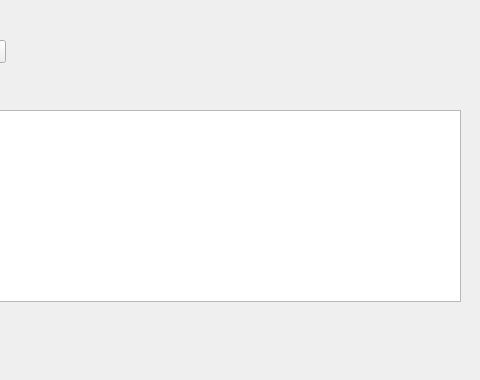
This is statistikwindow.ui in KaMusialik/csv_fuer_mein_Spiel as Qt 5 draws it before an edit; both pictures show x 275 to 755 and y 0 to 380 of the 906 by 380 pixel window. The edited form follows.
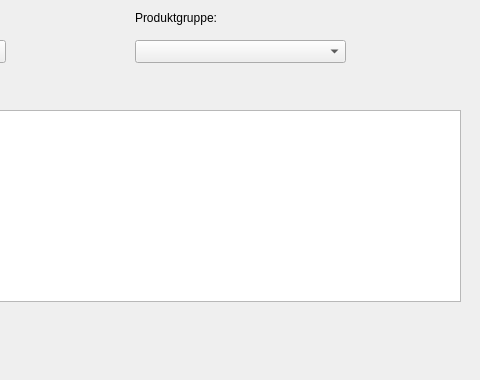
This is the edited form.

```diff
--- a/statistikwindow.ui
+++ b/statistikwindow.ui
@@ -59,6 +59,29 @@
     </rect>
    </property>
   </widget>
+  <widget class="QLabel" name="label_2">
+   <property name="geometry">
+    <rect>
+     <x>410</x>
+     <y>10</y>
+     <width>111</width>
+     <height>16</height>
+    </rect>
+   </property>
+   <property name="text">
+    <string>Produktgruppe:</string>
+   </property>
+  </widget>
+  <widget class="QComboBox" name="comboBox_Produktgruppe">
+   <property name="geometry">
+    <rect>
+     <x>410</x>
+     <y>40</y>
+     <width>211</width>
+     <height>23</height>
+    </rect>
+   </property>
+  </widget>
  </widget>
  <resources/>
  <connections/>
```
